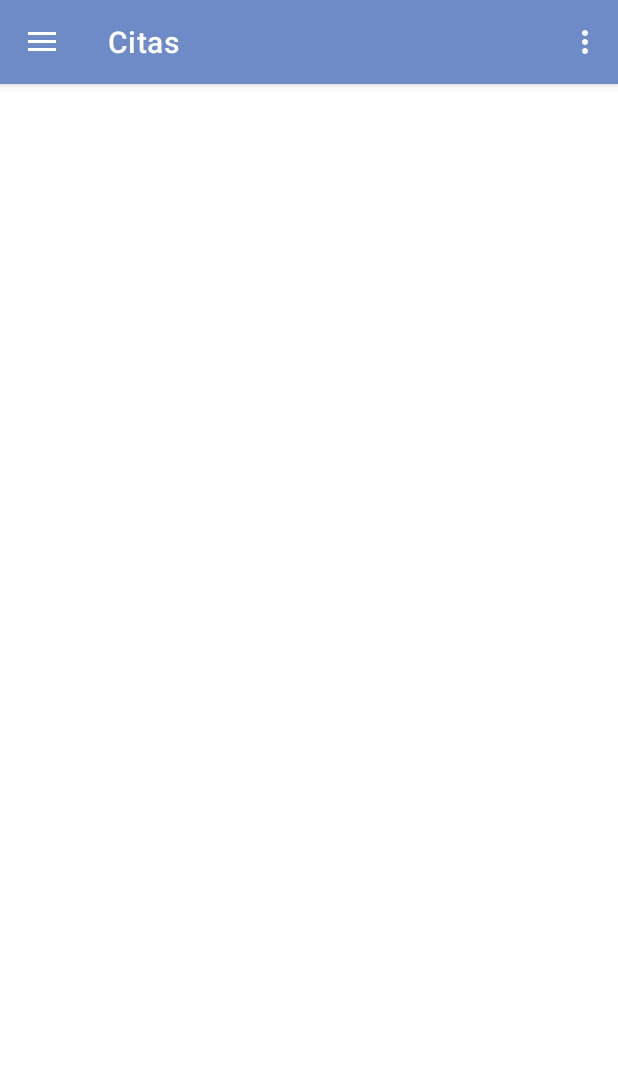
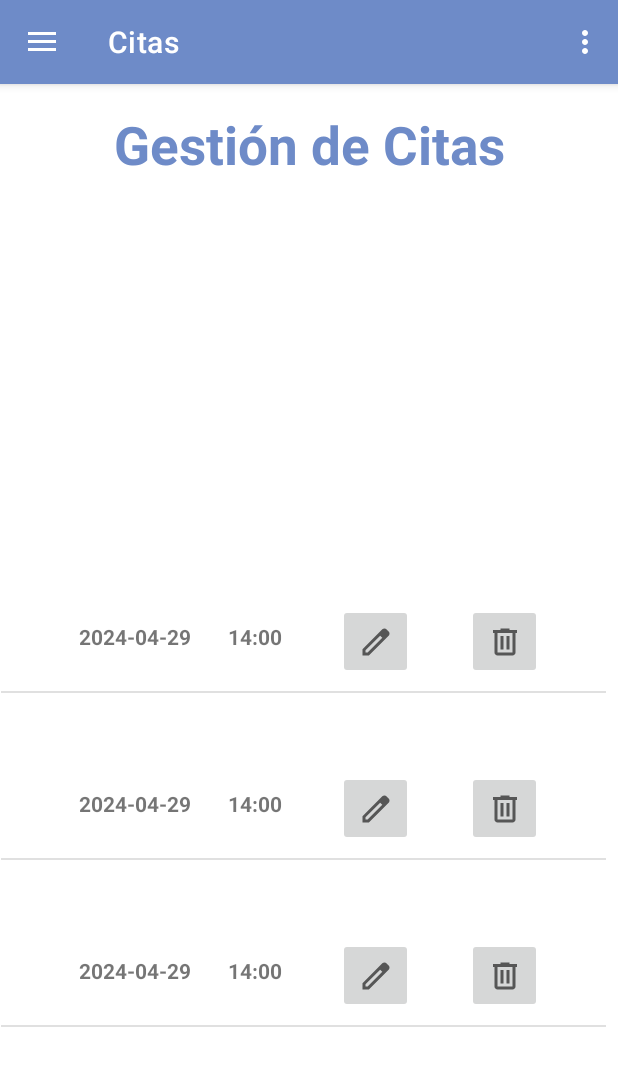
Before and after one commit to agudelodaniel99/AgendateAPP, an Android app: the MainActivity screen opened directly, with no data from a screen before it, in the side drawer, after a tap on "Gestionar Citas", on a phone screen of 412 x 824 dp. Shown: the top 1066 px of the screen. Run offline under Robolectric (Android 15) with nearby library versions, the phone set to English and light mode, and no system bars; our stand-ins replace navigation-ui; libraries missing offline, so code that uses them is left out: coil.load; pictures from the network do not load.

Commit message:
cambios de url sitio
cambios de url sitio

```diff
--- /dev/null
+++ b/app/src/main/java/com/example/agendateapp/CitasListViewAdapter.kt
@@ -0,0 +1,29 @@
+package com.example.agendateapp
+
+import android.content.Context
+import android.view.LayoutInflater
+import android.view.View
+import android.view.ViewGroup
+import android.widget.ArrayAdapter
+import android.widget.ImageView
+import android.widget.TextView
+import com.example.agendateapp.data.model.CitasListViewModel
+
+
+class CitasListViewAdapter(private val mcontext : Context, private val citasListViewModel : List<CitasListViewModel>)
+    : ArrayAdapter<CitasListViewModel>(mcontext,0,citasListViewModel) {
+
+    override fun getView(position: Int, convertView: View?, parent: ViewGroup): View {
+        val layout = LayoutInflater.from(parent.context).inflate(R.layout.item_citas,parent,false)
+
+        val profesional = citasListViewModel[position]
+
+        val fecha = layout.findViewById<TextView>(R.id.fecha)
+        fecha.text = profesional.Fecha
+
+        val hora = layout.findViewById<TextView>(R.id.hora)
+        hora.text = profesional.Hora
+
+        return  layout
+    }
+}
--- a/app/src/main/java/com/example/agendateapp/MainActivity.kt
+++ b/app/src/main/java/com/example/agendateapp/MainActivity.kt
@@ -36,7 +36,7 @@ class MainActivity : AppCompatActivity() {
         // menu should be considered as top level destinations.
         appBarConfiguration = AppBarConfiguration(
             setOf(
-                R.id.nav_home,R.id.nav_profile, R.id.nav_gallery, R.id.nav_slideshow
+                R.id.nav_home,R.id.nav_profile, R.id.nav_gallery, R.id.nav_slideshow,R.id.url_sitio
             ), drawerLayout
         )
         setupActionBarWithNavController(navController, appBarConfiguration)
--- /dev/null
+++ b/app/src/main/java/com/example/agendateapp/UrlSitio.kt
@@ -0,0 +1,59 @@
+package com.example.agendateapp
+
+import android.os.Bundle
+import androidx.fragment.app.Fragment
+import android.view.LayoutInflater
+import android.view.View
+import android.view.ViewGroup
+
+// TODO: Rename parameter arguments, choose names that match
+// the fragment initialization parameters, e.g. ARG_ITEM_NUMBER
+private const val ARG_PARAM1 = "param1"
+private const val ARG_PARAM2 = "param2"
+
+/**
+ * A simple [Fragment] subclass.
+ * Use the [UrlSitio.newInstance] factory method to
+ * create an instance of this fragment.
+ */
+class UrlSitio : Fragment() {
+    // TODO: Rename and change types of parameters
+    private var param1: String? = null
+    private var param2: String? = null
+
+    override fun onCreate(savedInstanceState: Bundle?) {
+        super.onCreate(savedInstanceState)
+        arguments?.let {
+            param1 = it.getString(ARG_PARAM1)
+            param2 = it.getString(ARG_PARAM2)
+        }
+    }
+
+    override fun onCreateView(
+        inflater: LayoutInflater, container: ViewGroup?,
+        savedInstanceState: Bundle?
+    ): View? {
+        // Inflate the layout for this fragment
+        return inflater.inflate(R.layout.fragment_url_sitio, container, false)
+    }
+
+    companion object {
+        /**
+         * Use this factory method to create a new instance of
+         * this fragment using the provided parameters.
+         *
+         * @param param1 Parameter 1.
+         * @param param2 Parameter 2.
+         * @return A new instance of fragment UrlSitio.
+         */
+        // TODO: Rename and change types and number of parameters
+        @JvmStatic
+        fun newInstance(param1: String, param2: String) =
+            UrlSitio().apply {
+                arguments = Bundle().apply {
+                    putString(ARG_PARAM1, param1)
+                    putString(ARG_PARAM2, param2)
+                }
+            }
+    }
+}
--- /dev/null
+++ b/app/src/main/java/com/example/agendateapp/data/model/CitasListViewModel.kt
@@ -0,0 +1,9 @@
+package com.example.agendateapp.data.model
+
+class CitasListViewModel(Fecha : String,Hora : String,EditarButton : Int,EliminarButton : Int) {
+
+    val Fecha = Fecha
+    val Hora = Hora
+    val EditarButton = EditarButton
+    val EliminarButton = EliminarButton
+}
--- a/app/src/main/java/com/example/agendateapp/data/model/ProfesionalesListViewModel.kt
+++ b/app/src/main/java/com/example/agendateapp/data/model/ProfesionalesListViewModel.kt
@@ -1,6 +1,6 @@
 package com.example.agendateapp.data.model
  public class ProfesionalesListViewModel(Image : Int,Nombre : String,Apellido : String,Profesion : String,Button : Int) {
-    var Nombre = Nombre
+    val Nombre = Nombre
     val Apellido = Apellido
     val Profesion =  Profesion
     val Button = Button
--- a/app/src/main/java/com/example/agendateapp/ui/slideshow/SlideshowFragment.kt
+++ b/app/src/main/java/com/example/agendateapp/ui/slideshow/SlideshowFragment.kt
@@ -4,39 +4,51 @@ import android.os.Bundle
 import android.view.LayoutInflater
 import android.view.View
 import android.view.ViewGroup
+import android.widget.ListView
 import android.widget.TextView
 import androidx.fragment.app.Fragment
 import androidx.lifecycle.ViewModelProvider
-import com.example.agendateapp.databinding.FragmentSlideshowBinding
+import com.example.agendateapp.CitasListViewAdapter
+import com.example.agendateapp.ListViewAdapter
+import com.example.agendateapp.R
+import com.example.agendateapp.data.model.CitasListViewModel
+import com.example.agendateapp.data.model.ProfesionalesListViewModel
 
 class SlideshowFragment : Fragment() {
 
-        private var _binding: FragmentSlideshowBinding? = null
+
 
     // This property is only valid between onCreateView and
     // onDestroyView.
-    private val binding get() = _binding!!
+    private lateinit var textView: TextView
+    private lateinit var textView1: TextView
+    private lateinit var listView: ListView
 
     override fun onCreateView(
         inflater: LayoutInflater,
         container: ViewGroup?,
         savedInstanceState: Bundle?
     ): View {
-        val slideshowViewModel =
-            ViewModelProvider(this).get(SlideshowViewModel::class.java)
+        val view = inflater.inflate(R.layout.fragment_slideshow, container, false)
+        textView = view.findViewById(R.id.text_slideshow)
+        listView = view.findViewById(R.id.listviewcitas)
+        textView1 = view.findViewById(R.id.UserName)
 
-        _binding = FragmentSlideshowBinding.inflate(inflater, container, false)
-        val root: View = binding.root
 
-        val textView: TextView = binding.textSlideshow
-        slideshowViewModel.text.observe(viewLifecycleOwner) {
-            textView.text = it
-        }
-        return root
+        val citas = CitasListViewModel("2024-04-29","14:00",R.drawable.userprofile64,R.drawable.userprofile64)
+        val citas1 = CitasListViewModel("2024-04-29","14:00",R.drawable.userprofile64,R.drawable.userprofile64)
+        val citas2 = CitasListViewModel("2024-04-29","14:00",R.drawable.userprofile64,R.drawable.userprofile64)
+
+        val listaCitas  = listOf(citas,citas1,citas2)
+
+        val adapter = CitasListViewAdapter(requireContext(),listaCitas)
+        listView.adapter = adapter
+
+        textView.setText("Gestión de Citas")
+
+        textView1.setText("Daniel Agudelo Mazo")
+
+        return  view
     }
 
-    override fun onDestroyView() {
-        super.onDestroyView()
-        _binding = null
-    }
 }
--- /dev/null
+++ b/app/src/main/res/drawable/delete24px.xml
@@ -0,0 +1,10 @@
+<vector xmlns:android="http://schemas.android.com/apk/res/android"
+    android:width="24dp"
+    android:height="24dp"
+    android:viewportWidth="960"
+    android:viewportHeight="960"
+    android:tint="?attr/colorControlNormal">
+  <path
+      android:fillColor="@android:color/white"
+      android:pathData="M280,840Q247,840 223.5,816.5Q200,793 200,760L200,240L160,240L160,160L360,160L360,120L600,120L600,160L800,160L800,240L760,240L760,760Q760,793 736.5,816.5Q713,840 680,840L280,840ZM680,240L280,240L280,760Q280,760 280,760Q280,760 280,760L680,760Q680,760 680,760Q680,760 680,760L680,240ZM360,680L440,680L440,320L360,320L360,680ZM520,680L600,680L600,320L520,320L520,680ZM280,240L280,240L280,760Q280,760 280,760Q280,760 280,760L280,760Q280,760 280,760Q280,760 280,760L280,240Z"/>
+</vector>
--- /dev/null
+++ b/app/src/main/res/drawable/edit24px.xml
@@ -0,0 +1,10 @@
+<vector xmlns:android="http://schemas.android.com/apk/res/android"
+    android:width="24dp"
+    android:height="24dp"
+    android:viewportWidth="960"
+    android:viewportHeight="960"
+    android:tint="?attr/colorControlNormal">
+  <path
+      android:fillColor="@android:color/white"
+      android:pathData="M200,760L257,760L648,369L591,312L200,703L200,760ZM120,840L120,670L648,143Q660,132 674.5,126Q689,120 705,120Q721,120 736,126Q751,132 762,144L817,200Q829,211 834.5,226Q840,241 840,256Q840,272 834.5,286.5Q829,301 817,313L290,840L120,840ZM760,256L760,256L704,200L704,200L760,256ZM619,341L591,312L591,312L648,369L648,369L619,341Z"/>
+</vector>
--- a/app/src/main/res/layout/fragment_slideshow.xml
+++ b/app/src/main/res/layout/fragment_slideshow.xml
@@ -11,12 +11,46 @@
         android:layout_width="match_parent"
         android:layout_height="wrap_content"
         android:layout_marginStart="8dp"
-        android:layout_marginTop="8dp"
+        android:layout_marginTop="2dp"
         android:layout_marginEnd="8dp"
         android:textAlignment="center"
-        android:textSize="20sp"
+        android:textColor="@color/blue_200"
+        android:textSize="35sp"
+        android:textStyle="bold"
         app:layout_constraintBottom_toBottomOf="parent"
         app:layout_constraintEnd_toEndOf="parent"
+        app:layout_constraintHorizontal_bias="0.0"
         app:layout_constraintStart_toStartOf="parent"
-        app:layout_constraintTop_toTopOf="parent" />
+        app:layout_constraintTop_toTopOf="parent"
+        app:layout_constraintVertical_bias="0.02" />
+
+    <TextView
+        android:id="@+id/UserName"
+        android:layout_width="wrap_content"
+        android:layout_height="wrap_content"
+        android:layout_marginStart="16dp"
+        android:layout_marginTop="55dp"
+        android:layout_marginEnd="199dp"
+        android:layout_marginBottom="122dp"
+        android:text="NombreUsuario"
+        android:textColor="@color/blue_200"
+        android:textStyle="bold"
+        app:layout_constraintBottom_toTopOf="@+id/listviewcitas"
+        app:layout_constraintEnd_toStartOf="parent"
+        app:layout_constraintTop_toBottomOf="@+id/text_slideshow"
+        app:layout_constraintVertical_bias="0.0" />
+
+
+    <ListView
+        android:id="@+id/listviewcitas"
+        android:layout_width="403dp"
+        android:layout_height="465dp"
+        android:layout_marginStart="8dp"
+        android:layout_marginEnd="8dp"
+        android:layout_marginBottom="8dp"
+        app:layout_constraintBottom_toBottomOf="parent"
+        app:layout_constraintEnd_toEndOf="parent"
+         />
+
+
 </androidx.constraintlayout.widget.ConstraintLayout>
--- /dev/null
+++ b/app/src/main/res/layout/fragment_url_sitio.xml
@@ -0,0 +1,14 @@
+<?xml version="1.0" encoding="utf-8"?>
+<FrameLayout xmlns:android="http://schemas.android.com/apk/res/android"
+    xmlns:tools="http://schemas.android.com/tools"
+    android:layout_width="match_parent"
+    android:layout_height="match_parent"
+    tools:context=".UrlSitio">
+
+    <!-- TODO: Update blank fragment layout -->
+    <TextView
+        android:layout_width="match_parent"
+        android:layout_height="match_parent"
+        android:text="@string/hello_blank_fragment" />
+
+</FrameLayout>
--- /dev/null
+++ b/app/src/main/res/layout/item_citas.xml
@@ -0,0 +1,60 @@
+<?xml version="1.0" encoding="utf-8"?>
+<androidx.constraintlayout.widget.ConstraintLayout xmlns:android="http://schemas.android.com/apk/res/android"
+    xmlns:app="http://schemas.android.com/apk/res-auto"
+    xmlns:tools="http://schemas.android.com/tools"
+    android:layout_width="match_parent"
+    android:layout_height="wrap_content">
+
+
+    <TextView
+        android:id="@+id/fecha"
+        android:layout_width="wrap_content"
+        android:layout_height="wrap_content"
+        android:layout_marginStart="52dp"
+        android:layout_marginTop="64dp"
+        android:text="Fecha"
+        android:textStyle="bold"
+        app:layout_constraintStart_toStartOf="parent"
+        app:layout_constraintTop_toTopOf="parent" />
+
+    <TextView
+        android:id="@+id/hora"
+        android:layout_width="wrap_content"
+        android:layout_height="wrap_content"
+        android:layout_marginStart="43dp"
+        android:layout_marginTop="64dp"
+        android:layout_marginEnd="29dp"
+        android:text="Hora"
+        android:textStyle="bold"
+        app:layout_constraintEnd_toStartOf="@+id/editar"
+        app:layout_constraintStart_toEndOf="@+id/fecha"
+        app:layout_constraintTop_toTopOf="parent" />
+
+    <ImageButton
+        android:id="@+id/editar"
+        android:layout_width="50dp"
+        android:layout_height="50dp"
+        android:layout_marginStart="8dp"
+        android:layout_marginTop="52dp"
+        android:layout_marginEnd="8dp"
+        android:layout_marginBottom="8dp"
+        app:layout_constraintBottom_toBottomOf="parent"
+        app:layout_constraintEnd_toStartOf="@+id/eliminar"
+        app:layout_constraintStart_toEndOf="@+id/hora"
+        app:layout_constraintTop_toTopOf="parent"
+        app:srcCompat="@drawable/edit24px" />
+
+    <ImageButton
+        android:id="@+id/eliminar"
+        android:layout_width="50dp"
+        android:layout_height="50dp"
+        android:layout_marginStart="28dp"
+        android:layout_marginTop="52dp"
+        android:layout_marginEnd="62dp"
+        android:layout_marginBottom="8dp"
+        app:layout_constraintBottom_toBottomOf="parent"
+        app:layout_constraintEnd_toEndOf="parent"
+        app:layout_constraintStart_toEndOf="@+id/editar"
+        app:layout_constraintTop_toTopOf="parent"
+        app:srcCompat="@drawable/delete24px" />
+</androidx.constraintlayout.widget.ConstraintLayout>
--- a/app/src/main/res/layout/item_profesional.xml
+++ b/app/src/main/res/layout/item_profesional.xml
@@ -30,6 +30,7 @@
         app:layout_constraintEnd_toEndOf="parent"
         app:layout_constraintHorizontal_bias="0.057"
         app:layout_constraintStart_toEndOf="@+id/imageView3"
+        android:textStyle="bold"
         app:layout_constraintTop_toTopOf="parent" />
 
     <TextView
@@ -44,6 +45,7 @@
         app:layout_constraintBottom_toBottomOf="parent"
         app:layout_constraintEnd_toEndOf="parent"
         app:layout_constraintStart_toEndOf="@+id/nombre"
+        android:textStyle="bold"
         app:layout_constraintTop_toTopOf="parent" />
 
     <TextView
@@ -57,6 +59,7 @@
         app:layout_constraintBottom_toBottomOf="parent"
         app:layout_constraintStart_toEndOf="@+id/apellido"
         app:layout_constraintTop_toTopOf="parent"
+        android:textStyle="bold"
         app:layout_constraintVertical_bias="0.476" />
 
     <ImageButton
--- a/app/src/main/res/menu/activity_main_drawer.xml
+++ b/app/src/main/res/menu/activity_main_drawer.xml
@@ -21,6 +21,11 @@
             android:id="@+id/nav_slideshow"
             android:icon="@drawable/calendarmonth24"
             android:title="Gestionar Citas" />
+
+        <item
+            android:id="@+id/url_sitio"
+            android:icon="@drawable/calendarmonth24"
+            android:title="Ir a Web" />
     </group>
 
 </menu>
--- a/app/src/main/res/navigation/mobile_navigation.xml
+++ b/app/src/main/res/navigation/mobile_navigation.xml
@@ -28,4 +28,10 @@
         android:name="com.example.agendateapp.ui.slideshow.SlideshowFragment"
         android:label="@string/menu_slideshow"
         tools:layout="@layout/fragment_slideshow" />
+
+    <fragment
+        android:id="@+id/url_sitio"
+        android:name="com.example.agendateapp.UrlSitio"
+        android:label="@string/url_sitio"
+        tools:layout="@layout/fragment_url_sitio" />
 </navigation>
--- a/app/src/main/res/values/strings.xml
+++ b/app/src/main/res/values/strings.xml
@@ -11,6 +11,8 @@
     <string name="menu_profile">Perfil</string>
     <string name="menu_gallery">Profesionales</string>
     <string name="menu_slideshow">Citas</string>
+    <string name="url_sitio">Ir a Web</string>
+
     <string name="title_activity_login">LoginActivity</string>
     <string name="prompt_email">Email</string>
     <string name="prompt_password">Password</string>
```
